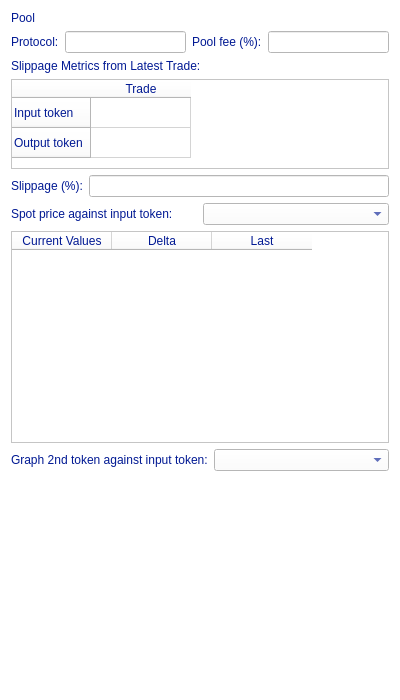
First picture: the form in PoolListWidgetItem.ui, repository LiquidityProtocol/AMM-Simulator, before the edit.
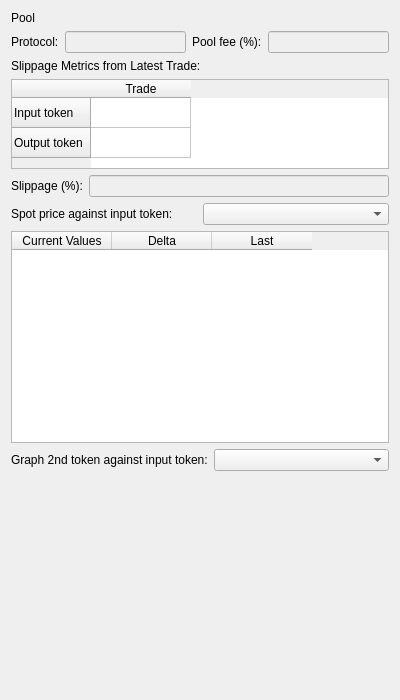
Second picture: the form after the edit. Custom widgets are drawn as their Qt base class.

Commit message: changes intro window

Patch:
```diff
--- a/PoolListWidgetItem.ui
+++ b/PoolListWidgetItem.ui
@@ -20,8 +20,7 @@
    <string>Form</string>
   </property>
   <property name="styleSheet">
-   <string notr="true">background-color: rgb(255, 255, 255);
-color: rgb(1, 25, 147);</string>
+   <string notr="true"/>
   </property>
   <layout class="QVBoxLayout" name="verticalLayout">
    <item>
@@ -29,7 +28,7 @@
      <item>
       <widget class="QLabel" name="label_poolName">
        <property name="styleSheet">
-        <string notr="true">background-color: rgb(255, 255, 255);</string>
+        <string notr="true"/>
        </property>
        <property name="text">
         <string>Pool</string>
@@ -46,7 +45,7 @@
      <item>
       <widget class="QLabel" name="label_protocol">
        <property name="styleSheet">
-        <string notr="true">background-color: rgb(255, 255, 255);</string>
+        <string notr="true"/>
        </property>
        <property name="text">
         <string>Protocol:</string>
@@ -66,7 +65,7 @@
      <item>
       <widget class="QLabel" name="label_poolFee">
        <property name="styleSheet">
-        <string notr="true">background-color: rgb(255, 255, 255);</string>
+        <string notr="true"/>
        </property>
        <property name="text">
         <string>Pool fee (%):</string>
@@ -159,7 +158,7 @@
      <item>
       <widget class="QLabel" name="label_spotPrice">
        <property name="styleSheet">
-        <string notr="true">background-color: rgb(255, 255, 255);</string>
+        <string notr="true"/>
        </property>
        <property name="text">
         <string>Spot price against input token: </string>
@@ -234,7 +233,7 @@
      <item>
       <widget class="QLabel" name="label_secondToken">
        <property name="styleSheet">
-        <string notr="true">background-color: rgb(255, 255, 255);</string>
+        <string notr="true"/>
        </property>
        <property name="text">
         <string>Graph 2nd token against input token:</string>
```
The commit also changes 2 other files.
